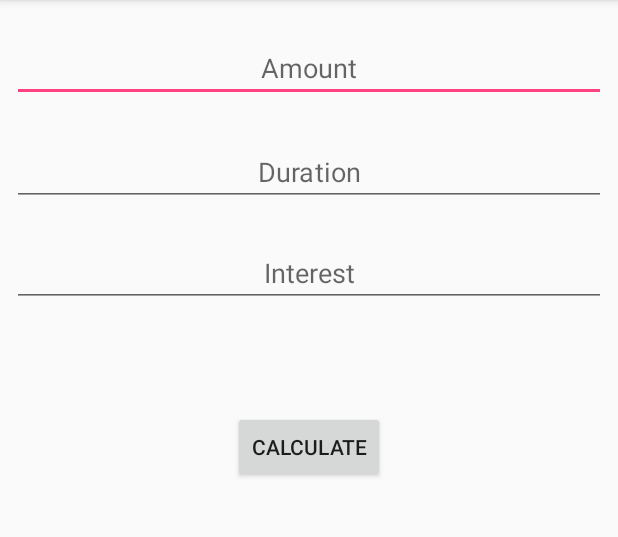
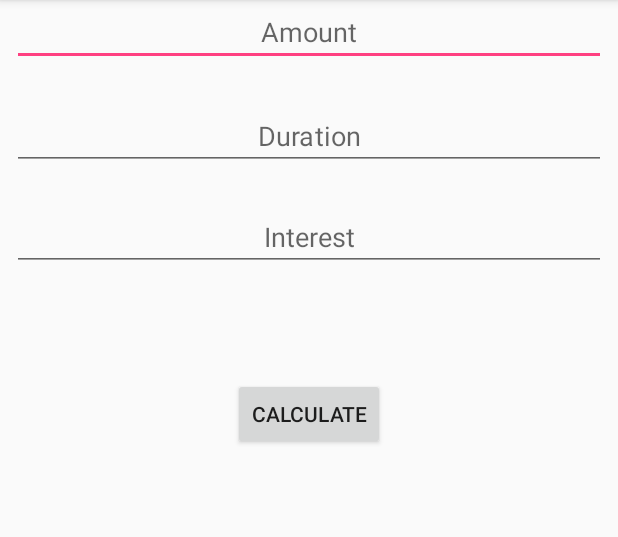
Before and after one commit to PeteGrapentien/MortgageCalculator, an Android app: the screen it shows after launch (CalculatorActivity), on a phone screen of 412 x 824 dp, the part 84-621 px from its top. Run offline under Robolectric (Android 15) with nearby library versions, the phone set to English and light mode, and no system bars.

Commit message:
Set up layout and text entry

```diff
--- a/app/src/main/java/com/example/pete/mortgagecalculator/CalculatorActivity.java
+++ b/app/src/main/java/com/example/pete/mortgagecalculator/CalculatorActivity.java
@@ -1,7 +1,10 @@
 package com.example.pete.mortgagecalculator;
 
+import android.content.DialogInterface;
+import android.support.v7.app.AlertDialog;
 import android.support.v7.app.AppCompatActivity;
 import android.os.Bundle;
+import android.view.View;
 import android.widget.Button;
 import android.widget.EditText;
 import android.widget.TextView;
@@ -9,19 +12,49 @@ import android.widget.TextView;
 public class CalculatorActivity extends AppCompatActivity {
 
     CalculatorViewModel viewModel;
+    double amount;
+    double interest;
+    double duration;
+
+    EditText amountField;
+    EditText interestField;
+    EditText durationField;
+    Button calculateButton;
 
     @Override
     protected void onCreate(Bundle savedInstanceState) {
         super.onCreate(savedInstanceState);
         setContentView(R.layout.activity_calculator);
 
-        EditText amount = (EditText) findViewById(R.id.text_amount);
-        EditText interest = (EditText) findViewById(R.id.text_interest);
-        EditText duration = (EditText) findViewById(R.id.text_duration);
+        amountField = (EditText) findViewById(R.id.text_amount);
+        interestField = (EditText) findViewById(R.id.text_interest);
+        durationField = (EditText) findViewById(R.id.text_duration);
+        calculateButton = (Button) findViewById(R.id.calculate_button);
 
-        Button calculateButton = (Button) findViewById(R.id.calculate_button);
+        calculateButton.setOnClickListener(calculateListener);
+        viewModel = new CalculatorViewModel();
+    }
 
-        viewModel = new CalculatorViewModel();
+    private View.OnClickListener calculateListener = new View.OnClickListener() {
+        public void onClick(View v) {
 
-    }
+            amount = Double.valueOf(amountField.getText().toString());
+            interest = Double.valueOf(interestField.getText().toString());
+            duration = Double.valueOf(durationField.getText().toString());
+
+            String alertMessage = "Your Monthly Payment is " + viewModel.calculateMortgage(amount, interest, duration);
+            AlertDialog alertDialog = new AlertDialog.Builder(CalculatorActivity.this).create();
+            alertDialog.setTitle("Monthly Payment");
+            alertDialog.setMessage(alertMessage);
+            alertDialog.setButton(AlertDialog.BUTTON_NEUTRAL,
+                    "OK",
+                    new DialogInterface.OnClickListener() {
+                        @Override
+                        public void onClick(DialogInterface dialog, int which) {
+
+                        }
+                    });
+            alertDialog.show();
+        }
+    };
 }
--- a/app/src/main/java/com/example/pete/mortgagecalculator/CalculatorViewModel.java
+++ b/app/src/main/java/com/example/pete/mortgagecalculator/CalculatorViewModel.java
@@ -6,7 +6,7 @@ package com.example.pete.mortgagecalculator;
 
 public class CalculatorViewModel {
 
-    public void calculateMortgage(float amount, float interest, float duration) {
-
+    public String calculateMortgage(double amount, double interest, double duration) {
+        return "1.0";
     }
 }
--- a/app/src/main/res/layout/activity_calculator.xml
+++ b/app/src/main/res/layout/activity_calculator.xml
@@ -18,9 +18,8 @@
         android:gravity="center"
         app:layout_constraintLeft_toLeftOf="parent"
         app:layout_constraintRight_toRightOf="parent"
-        app:layout_constraintHorizontal_bias="0.0"
-        app:layout_constraintTop_toTopOf="parent"
-        android:layout_marginTop="24dp" />
+        tools:layout_editor_absoluteY="49dp"
+        app:layout_constraintHorizontal_bias="0.0" />
 
     <EditText
         android:id="@+id/text_interest"
@@ -59,7 +58,7 @@
         android:layout_width="wrap_content"
         android:layout_height="0dp"
         android:text="Calculate"
-        android:layout_marginTop="69dp"
+        android:layout_marginTop="71dp"
         app:layout_constraintTop_toBottomOf="@+id/text_interest"
         android:layout_marginLeft="8dp"
         app:layout_constraintLeft_toLeftOf="parent"
```
